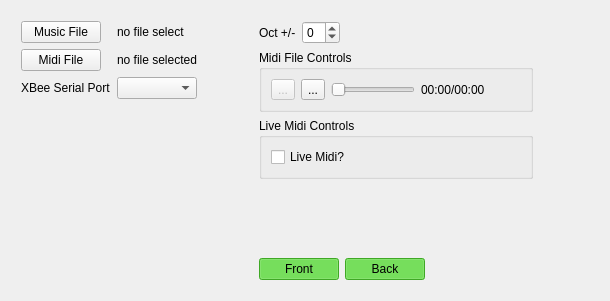
The window that command_station/src/mainwidget.ui (PeterMitrano/glowsuit) describes before a commit, drawn with Qt 5.
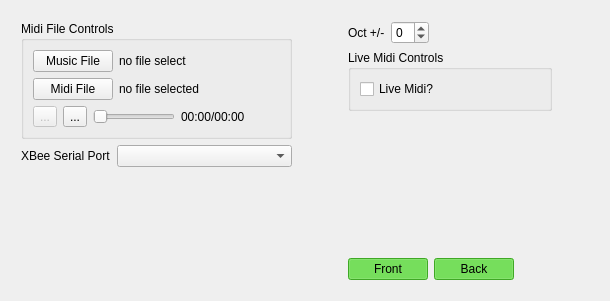
The same window after the commit. Icons and pictures are not drawn.

```diff
--- a/command_station/src/mainwidget.ui
+++ b/command_station/src/mainwidget.ui
@@ -34,45 +34,137 @@
         <number>10</number>
        </property>
        <item>
-        <layout class="QFormLayout" name="form_layout">
-         <item row="1" column="0">
+        <layout class="QVBoxLayout" name="left_side_layout">
+         <item>
+          <widget class="QGroupBox" name="midi_file_group">
+           <property name="toolTip">
+            <string>Playback from a MIDI file and music file. If this is disable, uncheck the &quot;live MIDI&quot; box</string>
+           </property>
+           <property name="title">
+            <string>Midi File Controls</string>
+           </property>
+           <layout class="QVBoxLayout" name="verticalLayout_2">
+            <item>
+             <layout class="QFormLayout" name="formLayout_2">
+              <item row="2" column="0">
           <widget class="QPushButton" name="select_midi_file_button">
            <property name="text">
             <string>Midi File</string>
            </property>
           </widget>
          </item>
-         <item row="0" column="0">
+              <item row="1" column="0">
           <widget class="QPushButton" name="select_music_file_button">
            <property name="text">
             <string>Music File</string>
            </property>
           </widget>
          </item>
-         <item row="0" column="1">
+              <item row="1" column="1">
           <widget class="QLabel" name="music_filename_label">
            <property name="text">
             <string>no file select</string>
            </property>
           </widget>
          </item>
-         <item row="1" column="1">
+              <item row="2" column="1">
           <widget class="QLabel" name="midi_filename_label">
            <property name="text">
             <string>no file selected</string>
            </property>
           </widget>
          </item>
-         <item row="2" column="1">
-          <widget class="QComboBox" name="xbee_port_combobox"/>
-         </item>
-         <item row="2" column="0">
+             </layout>
+            </item>
+            <item>
+             <layout class="QHBoxLayout" name="horizontalLayout_4">
+              <item>
+               <widget class="QToolButton" name="stop_button">
+                <property name="enabled">
+                 <bool>false</bool>
+                </property>
+                <property name="toolTip">
+                 <string>Stops playback and resets to the start</string>
+                </property>
+                <property name="text">
+                 <string>...</string>
+                </property>
+                <property name="icon">
+                 <iconset theme="media-playback-stop">
+                  <normaloff>.</normaloff>.</iconset>
+                </property>
+               </widget>
+              </item>
+              <item>
+               <widget class="QToolButton" name="play_button">
+                <property name="text">
+                 <string>...</string>
+                </property>
+                <property name="icon">
+                 <iconset theme="media-playback-start">
+                  <normaloff>.</normaloff>.</iconset>
+                </property>
+               </widget>
+              </item>
+              <item>
+               <widget class="QSlider" name="player_slider">
+                <property name="orientation">
+                 <enum>Qt::Horizontal</enum>
+                </property>
+               </widget>
+              </item>
+              <item>
+               <widget class="QLabel" name="player_time_label">
+                <property name="text">
+                 <string>00:00/00:00</string>
+                </property>
+               </widget>
+              </item>
+              <item>
+               <spacer name="horizontalSpacer_2">
+                <property name="orientation">
+                 <enum>Qt::Horizontal</enum>
+                </property>
+                <property name="sizeHint" stdset="0">
+                 <size>
+                  <width>36</width>
+                  <height>20</height>
+                 </size>
+                </property>
+               </spacer>
+              </item>
+             </layout>
+            </item>
+           </layout>
+          </widget>
+         </item>
+         <item>
+          <layout class="QFormLayout" name="formLayout_3">
+           <item row="0" column="0">
           <widget class="QLabel" name="xbee_port_label">
            <property name="text">
             <string>XBee Serial Port</string>
            </property>
           </widget>
          </item>
+           <item row="0" column="1">
+            <widget class="QComboBox" name="xbee_port_combobox"/>
+           </item>
+          </layout>
+         </item>
+         <item>
+          <spacer name="verticalSpacer_2">
+           <property name="orientation">
+            <enum>Qt::Vertical</enum>
+           </property>
+           <property name="sizeHint" stdset="0">
+            <size>
+             <width>20</width>
+             <height>40</height>
+            </size>
+           </property>
+          </spacer>
+         </item>
         </layout>
        </item>
        <item>
@@ -133,70 +225,6 @@
            </item>
           </layout>
          </item>
-         <item>
-          <widget class="QGroupBox" name="midi_file_group">
-           <property name="title">
-            <string>Midi File Controls</string>
-           </property>
-           <layout class="QHBoxLayout" name="horizontalLayout_2">
-            <item>
-             <widget class="QToolButton" name="stop_button">
-              <property name="enabled">
-               <bool>false</bool>
-              </property>
-              <property name="toolTip">
-               <string>Stops playback and resets to the start</string>
-              </property>
-              <property name="text">
-               <string>...</string>
-              </property>
-              <property name="icon">
-               <iconset theme="media-playback-stop">
-                <normaloff>.</normaloff>.</iconset>
-              </property>
-             </widget>
-            </item>
-            <item>
-             <widget class="QToolButton" name="play_button">
-              <property name="text">
-               <string>...</string>
-              </property>
-              <property name="icon">
-               <iconset theme="media-playback-start">
-                <normaloff>.</normaloff>.</iconset>
-              </property>
-             </widget>
-            </item>
-            <item>
-             <widget class="QSlider" name="player_slider">
-              <property name="orientation">
-               <enum>Qt::Horizontal</enum>
-              </property>
-             </widget>
-            </item>
-            <item>
-             <widget class="QLabel" name="player_time_label">
-              <property name="text">
-               <string>00:00/00:00</string>
-              </property>
-             </widget>
-            </item>
-            <item>
-             <spacer name="horizontalSpacer_2">
-              <property name="orientation">
-               <enum>Qt::Horizontal</enum>
-              </property>
-              <property name="sizeHint" stdset="0">
-               <size>
-                <width>36</width>
-                <height>20</height>
-               </size>
-              </property>
-             </spacer>
-            </item>
-           </layout>
-          </widget>
-         </item>
          <item>
           <widget class="QGroupBox" name="live_midi_controls">
            <property name="title">
```
Lines whose indentation alone changed are shown as unchanged.
